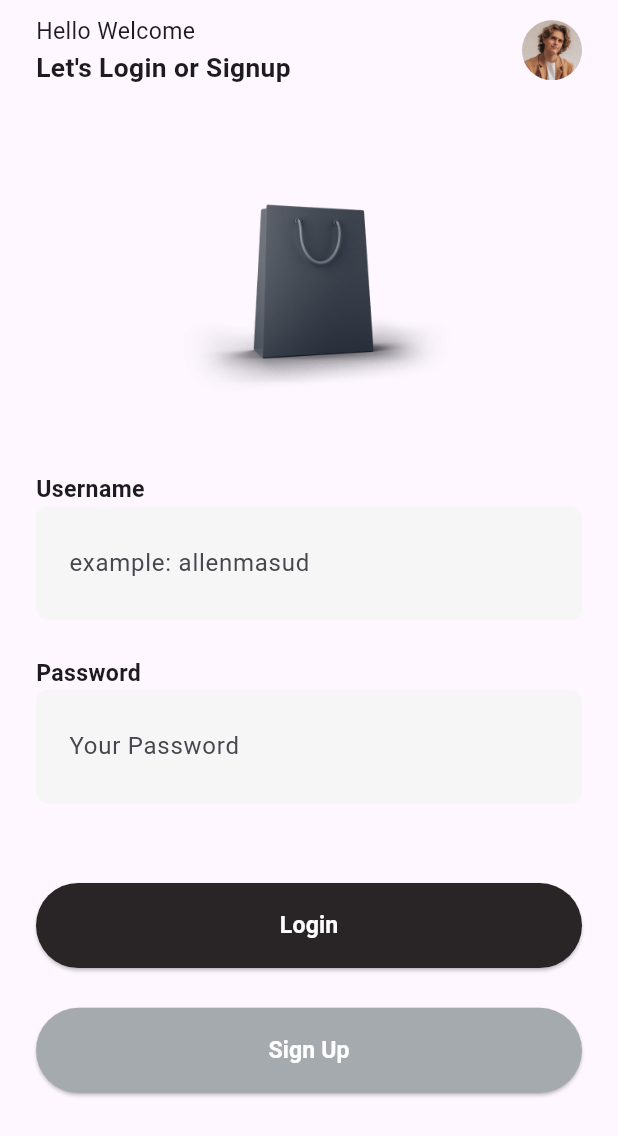
After one commit to allenmasud12/E-crommarce, a Flutter app: the screen it shows after launch, on a phone screen of 412 x 824 dp. The commit adds this screen. Shown: the top 1136 px of the screen. Run offline on Flutter 3.47's test engine with Material 3 defaults, Android fonts, the phone set to English and light mode, and no system bars; our stand-ins replace flutter_screenutil, go_router.

Commit message:
go routing setup

```diff
--- a/lib/main.dart
+++ b/lib/main.dart
@@ -1,9 +1,9 @@
 import 'package:ecommarce/provider/auth_provider.dart';
+import 'package:ecommarce/route/route_manager.dart';
 import 'package:flutter/material.dart';
 import 'package:flutter_screenutil/flutter_screenutil.dart';
 import 'package:provider/provider.dart';
 
-import 'pages/home_page.dart';
 
 void main() {
   runApp(const MyApp());
@@ -22,10 +22,10 @@ class MyApp extends StatelessWidget {
           providers: [
             ChangeNotifierProvider (create: (_) => AuthProvider()),
           ],
-          child: const MaterialApp(
+          child: MaterialApp.router(
             debugShowCheckedModeBanner: false,
+            routerConfig: RouterManager.routeConfig,
             title: 'Flutter Demo',
-            home: HomePage(),
           ),
         );
       },
--- /dev/null
+++ b/lib/pages/login_page.dart
@@ -0,0 +1,30 @@
+import 'package:flutter/material.dart';
+
+
+import '../sign/custom_appbar.dart';
+import '../sign/login_signin_section.dart';
+import '../sign/logo_section.dart';
+
+class LoginPage extends StatelessWidget {
+ const LoginPage({Key? key});
+
+  @override
+  Widget build(BuildContext context) {
+    return  Scaffold(
+      body: SafeArea(
+        child: SingleChildScrollView(
+          child: Padding(
+            padding:  EdgeInsets.symmetric(horizontal: 24.0, vertical: 10),
+            child: Column(
+              children: [
+                CustomAppbar(),
+                LogoSection(),
+                LoginSigninSection(),
+              ],
+            ),
+          ),
+        ),
+      ),
+    );
+  }
+}
--- a/lib/provider/auth_provider.dart
+++ b/lib/provider/auth_provider.dart
@@ -7,7 +7,7 @@ bool isLoding = false;
 bool hasError = false;
 String? errorMassage;
 
-void login(String username, String password) async {
+Future<bool> login(String username, String password) async {
     isLoding = true;
     hasError = false;
     notifyListeners();
@@ -19,6 +19,7 @@ void login(String username, String password) async {
     );
     if(response.statusCode == 200){
       print(response.body);
+      return true;
     }else{
       hasError = true;
       errorMassage = "Login Faild";
@@ -26,5 +27,6 @@ void login(String username, String password) async {
     }
     isLoding = false;
     notifyListeners();
+    return false;
 }
 }
--- /dev/null
+++ b/lib/route/route_manager.dart
@@ -0,0 +1,26 @@
+import 'package:ecommarce/pages/home_page.dart';
+import 'package:go_router/go_router.dart';
+
+import '../pages/login_page.dart';
+
+class RouterManager {
+  static final routeConfig = GoRouter(routes:[
+    GoRoute(
+        name: RouteNames.LOGIN,
+        path: '/',
+        builder: (context, stste) => const LoginPage(),
+    ),
+    GoRoute(
+      name: RouteNames.HOME_PAge,
+      path: "/${RouteNames.HOME_PAge}",
+      builder: (context, stste) => const HomePage(),
+    ),
+  ],
+  );
+}
+
+abstract class RouteNames {
+ static String LOGIN = '/';
+ static String HOME_PAge = 'homePage';
+
+}
--- a/pubspec.yaml
+++ b/pubspec.yaml
@@ -38,6 +38,7 @@ dependencies:
   flutter_screenutil: ^5.9.0
   http: ^1.1.2
   provider: ^6.1.1
+  go_router: ^13.0.0
 
 dev_dependencies:
   flutter_test:
```
Also changed, not shown: lib/pages/home_page.dart (+3 -21 lines), lib/sign/login_signin_section.dart (+7 -2 lines), pubspec.lock.
